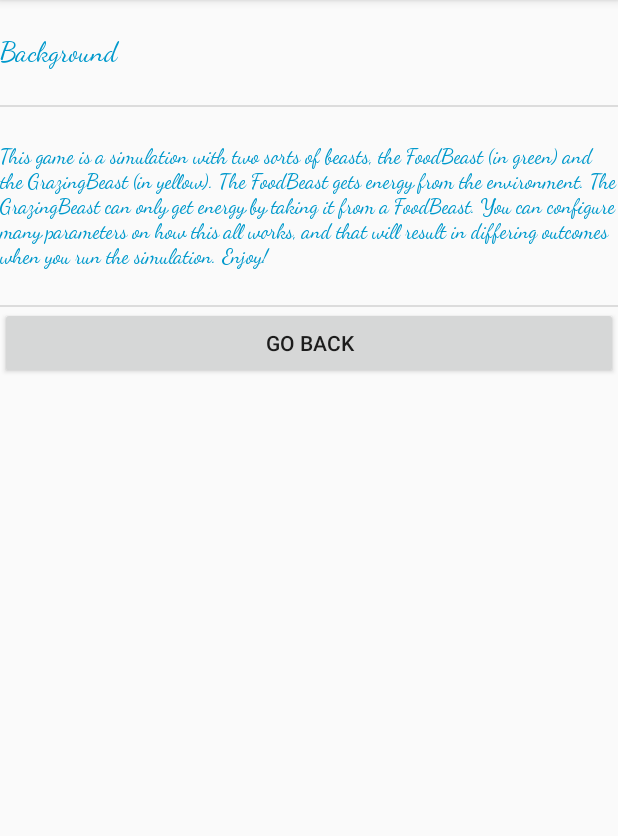
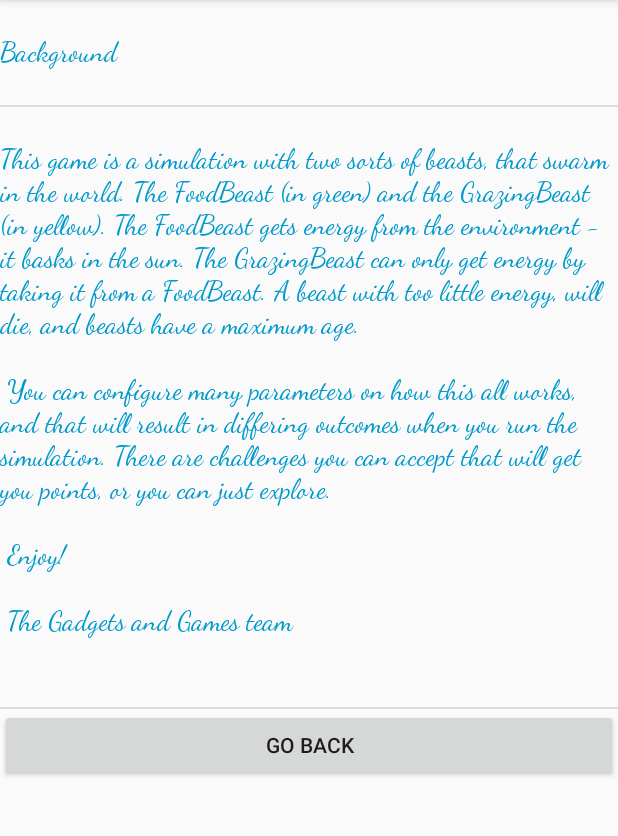
Before and after one commit to gavinB-orange/SwarmThing, an Android app: the InformationActivity screen opened directly, with no data from a screen before it, on a phone screen of 412 x 824 dp, the part 84-920 px from its top. Run offline under Robolectric (Android 15) with nearby library versions, the phone set to English and light mode, and no system bars.

Commit message:
updated info message and format

```diff
--- a/app/src/main/java/com/example/brebner/swarmthing/MainActivity.java
+++ b/app/src/main/java/com/example/brebner/swarmthing/MainActivity.java
@@ -1,6 +1,7 @@
 package com.example.brebner.swarmthing;
 
-// TODO Challenge result points should add to overall persistent score.
+// TODO Make history show challenge name not int
+// TODO reset button for overall score
 // TODO fix beast sticking
 // TODO store historical data and display
 // TODO Make beasts "walk"
--- a/app/src/main/java/com/example/brebner/swarmthing/ShowHistoryActivity.java
+++ b/app/src/main/java/com/example/brebner/swarmthing/ShowHistoryActivity.java
@@ -23,4 +23,8 @@ public class ShowHistoryActivity extends AppCompatActivity {
         Intent intent = new Intent(this, MainActivity.class);
         startActivity(intent);
     }
+
+    public void doResetScores(View view) {
+        scoreLogger.reset_score_data();
+    }
 }
--- a/app/src/main/res/layout/activity_information.xml
+++ b/app/src/main/res/layout/activity_information.xml
@@ -6,6 +6,14 @@
     android:layout_height="match_parent"
     android:orientation="vertical"
     tools:context=".InformationActivity">
+    <ScrollView
+        android:layout_width="match_parent"
+        android:layout_height="wrap_content">
+        <LinearLayout
+            android:orientation="vertical"
+            android:layout_width="match_parent"
+            android:layout_height="wrap_content">
+
 
             <TextView
                 android:id="@+id/informationTitleTextView"
@@ -28,11 +36,12 @@
                 android:id="@+id/informationDetailsTextView"
                 android:layout_width="match_parent"
                 android:layout_height="wrap_content"
+                android:fontFamily="cursive"
+                android:paddingBottom="24dp"
                 android:paddingTop="24dp"
-        android:paddingBottom="24dp"
-        android:fontFamily="cursive"
+                android:text="@string/information_details"
                 android:textColor="@android:color/holo_blue_dark"
-        android:text="@string/information_details" />
+                android:textSize="18sp" />
 
             <View
                 android:id="@+id/divider2"
@@ -48,3 +57,7 @@
                 android:text="@string/information_go_back_button_text" />
 
         </LinearLayout>
+
+    </ScrollView>
+
+</LinearLayout>
--- a/app/src/main/res/values/strings.xml
+++ b/app/src/main/res/values/strings.xml
@@ -67,15 +67,19 @@
     <string name="select_challenge_title">Click on the cup to select a challenge :</string>
     <string name="information_title">Background</string>
     <string name="information_details">
-        This game is a simulation with two sorts of "beasts",
-        the FoodBeast (in green) and the GrazingBeast (in yellow).
-        The FoodBeast gets energy from the environment.
+        This game is a simulation with two sorts of "beasts", that swarm in the world.
+        The FoodBeast (in green) and the GrazingBeast (in yellow).
+        The FoodBeast gets energy from the environment - it basks in the sun.
         The GrazingBeast can only get energy by taking it from a
-        FoodBeast. You can configure many parameters on how this
+        FoodBeast. A beast with too little energy, will die, and beasts have a maximum age.\n\n
+        You can configure many parameters on how this
         all works, and that will result in differing outcomes when
-        you run the simulation.
-
-        Enjoy!
+        you run the simulation. There are challenges you can accept that will get you points, or
+        you can just explore.\n
+        \n
+        Enjoy!\n
+        \n
+        The Gadgets and Games team\n
     </string>
     <string name="information_go_back_button_text">Go Back</string>
     <string name="challenge_result_title">Challenge Result</string>
@@ -92,4 +96,5 @@
     <string name="show_history_button_text">History</string>
     <string name="com.example.brebner.swarmthing.show_history_title_text">HISTORY</string>
     <string name="overall_score_title">Overall Score :</string>
+    <string name="reset_score_button">Reset Scores</string>
 </resources>
```
Also changed, not shown: app/src/main/res/layout/activity_show_history.xml (+19 -7 lines). Lines whose indentation alone changed are shown as unchanged.
